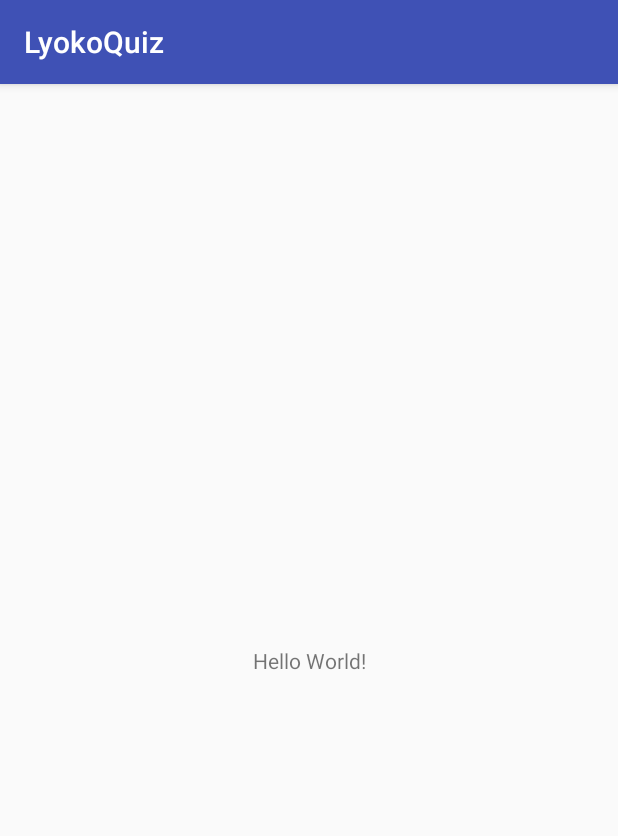
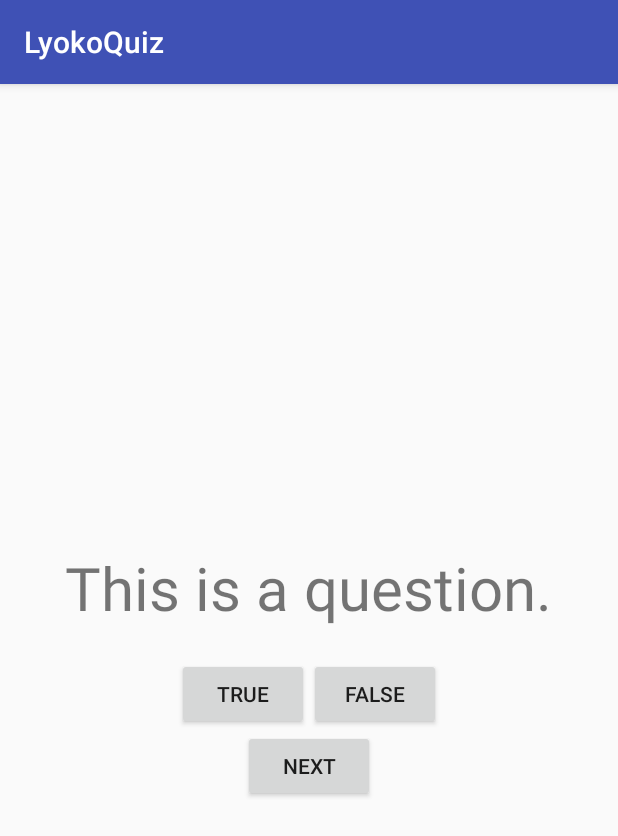
Before and after one commit to UselessMnemonic/LyokoQuiz, an Android app: the screen it shows after launch (LyokoQuiz before the commit, LyokoQuizActivity after it), on a phone screen of 412 x 824 dp. Shown: the top 836 px of the screen. Run offline under Robolectric (Android 15) with nearby library versions, the phone set to English and light mode, and no system bars.

Commit message:
New Quiz App!

```diff
--- a/app/src/main/AndroidManifest.xml
+++ b/app/src/main/AndroidManifest.xml
@@ -9,7 +9,7 @@
         android:roundIcon="@mipmap/ic_launcher_round"
         android:supportsRtl="true"
         android:theme="@style/AppTheme">
-        <activity android:name=".LyokoQuiz">
+        <activity android:name=".LyokoQuizActivity">
             <intent-filter>
                 <action android:name="android.intent.action.MAIN" />
 
--- a/app/src/main/java/edu/scccd/madrigal/android/lyokoquiz/LyokoQuiz.java
+++ /dev/null
@@ -1,13 +0,0 @@
-package edu.scccd.madrigal.android.lyokoquiz;
-
-import android.support.v7.app.AppCompatActivity;
-import android.os.Bundle;
-
-public class LyokoQuiz extends AppCompatActivity {
-
-	@Override
-	protected void onCreate(Bundle savedInstanceState) {
-		super.onCreate(savedInstanceState);
-		setContentView(R.layout.activity_lyoko_quiz);
-	}
-}
--- /dev/null
+++ b/app/src/main/java/edu/scccd/madrigal/android/lyokoquiz/LyokoQuizActivity.java
@@ -0,0 +1,70 @@
+package edu.scccd.madrigal.android.lyokoquiz;
+
+import android.support.v7.app.AppCompatActivity;
+import android.os.Bundle;
+import android.view.View;
+import android.widget.TextView;
+import android.widget.Button;
+import android.widget.Toast;
+
+public class LyokoQuizActivity extends AppCompatActivity {
+
+	private Button mTrueButton, mFalseButton, mNextButton;
+	private TextView mQuestionTextView;
+
+	private Question[] mQuestionBank = new Question[]{
+			new Question(R.string.question_question1, true),
+			new Question(R.string.question_question2, true),
+			new Question(R.string.question_question3, true),
+			new Question(R.string.question_question4, true)
+	};
+
+	private int mCurrentIndex = 0;
+
+	private void updateQuestion() {
+		mQuestionTextView.setText(mQuestionBank[mCurrentIndex].getQuestionId());
+	}
+
+	private void checkAnswer(boolean answer) {
+		if(answer == mQuestionBank[mCurrentIndex].isAnswer())
+			Toast.makeText(LyokoQuizActivity.this, R.string.correct_toast, Toast.LENGTH_SHORT).show();
+		else
+			Toast.makeText(LyokoQuizActivity.this, R.string.incorrect_toast, Toast.LENGTH_SHORT).show();
+	}
+
+	@Override
+	protected void onCreate(Bundle savedInstanceState) {
+		super.onCreate(savedInstanceState);
+		setContentView(R.layout.activity_lyoko_quiz);
+
+		mTrueButton = findViewById(R.id.true_button);
+		mFalseButton = findViewById(R.id.false_button);
+		mNextButton = findViewById(R.id.next_button);
+		mQuestionTextView = findViewById(R.id.question_text_view);
+
+		updateQuestion();
+
+		mTrueButton.setOnClickListener(new View.OnClickListener() {
+			@Override
+			public void onClick(View view)
+			{
+				checkAnswer(true);
+			}
+		});
+		mFalseButton.setOnClickListener(new View.OnClickListener() {
+			@Override
+			public void onClick(View view)
+			{
+				checkAnswer(false);
+			}
+		});
+		mNextButton.setOnClickListener(new View.OnClickListener(){
+			@Override
+			public void onClick(View view)
+			{
+				mCurrentIndex = (mCurrentIndex+1) % mQuestionBank.length;
+				updateQuestion();
+			}
+		});
+	}
+}
--- /dev/null
+++ b/app/src/main/java/edu/scccd/madrigal/android/lyokoquiz/Question.java
@@ -0,0 +1,34 @@
+package edu.scccd.madrigal.android.lyokoquiz;
+
+/**
+ * Question.java
+ * Models a Question for the FizzQuiz app.
+ * March 31, 2018
+ */
+
+public class Question
+{
+    private int mQuestionId;
+    private boolean mAnswer;
+
+    public Question(int questionTextId, boolean answer) {
+        mQuestionId = questionTextId;
+        mAnswer = answer;
+    }
+
+    public int getQuestionId() {
+        return mQuestionId;
+    }
+
+    public void setQuestionId(int questionId) {
+        mQuestionId = questionId;
+    }
+
+    public boolean isAnswer() {
+        return mAnswer;
+    }
+
+    public void setAnswer(boolean answer) {
+        mAnswer = answer;
+    }
+}
--- a/app/src/main/res/layout/activity_lyoko_quiz.xml
+++ b/app/src/main/res/layout/activity_lyoko_quiz.xml
@@ -1,18 +1,41 @@
 <?xml version="1.0" encoding="utf-8"?>
-<android.support.constraint.ConstraintLayout xmlns:android="http://schemas.android.com/apk/res/android"
-    xmlns:app="http://schemas.android.com/apk/res-auto"
-    xmlns:tools="http://schemas.android.com/tools"
+<LinearLayout
+    xmlns:android="http://schemas.android.com/apk/res/android"
     android:layout_width="match_parent"
     android:layout_height="match_parent"
-    tools:context="edu.scccd.madrigal.android.lyokoquiz.LyokoQuiz">
+    android:gravity="center"
+    android:orientation="vertical">
 
     <TextView
+        android:id="@+id/question_text_view"
         android:layout_width="wrap_content"
         android:layout_height="wrap_content"
-        android:text="Hello World!"
-        app:layout_constraintBottom_toBottomOf="parent"
-        app:layout_constraintLeft_toLeftOf="parent"
-        app:layout_constraintRight_toRightOf="parent"
-        app:layout_constraintTop_toTopOf="parent" />
+        android:padding="20dp"
+        android:textSize="40dp" />
 
-</android.support.constraint.ConstraintLayout>
+    <LinearLayout
+        android:layout_width="wrap_content"
+        android:layout_height="wrap_content"
+        android:orientation="horizontal">
+
+        <Button
+            android:id="@+id/true_button"
+            android:layout_width="wrap_content"
+            android:layout_height="wrap_content"
+            android:text="@string/true_button" />
+
+        <Button
+            android:id="@+id/false_button"
+            android:layout_width="wrap_content"
+            android:layout_height="wrap_content"
+            android:text="@string/false_button" />
+
+    </LinearLayout>
+
+    <Button
+        android:id="@+id/next_button"
+        android:layout_width="wrap_content"
+        android:layout_height="wrap_content"
+        android:text="@string/next_button" />
+
+</LinearLayout>
--- a/app/src/main/res/values/strings.xml
+++ b/app/src/main/res/values/strings.xml
@@ -1,3 +1,13 @@
 <resources>
     <string name="app_name">LyokoQuiz</string>
+    <string name="true_button">True</string>
+    <string name="false_button">False</string>
+    <string name="next_button">Next</string>
+    <string name="correct_toast">Awesome!</string>
+    <string name="incorrect_toast">Try Again.</string>
+
+    <string name="question_question1">This is a question.</string>
+    <string name="question_question2">This is another question.</string>
+    <string name="question_question3">You wil answer this question.</string>
+    <string name="question_question4">This question has the reference ID "question_question4".</string>
 </resources>
```
